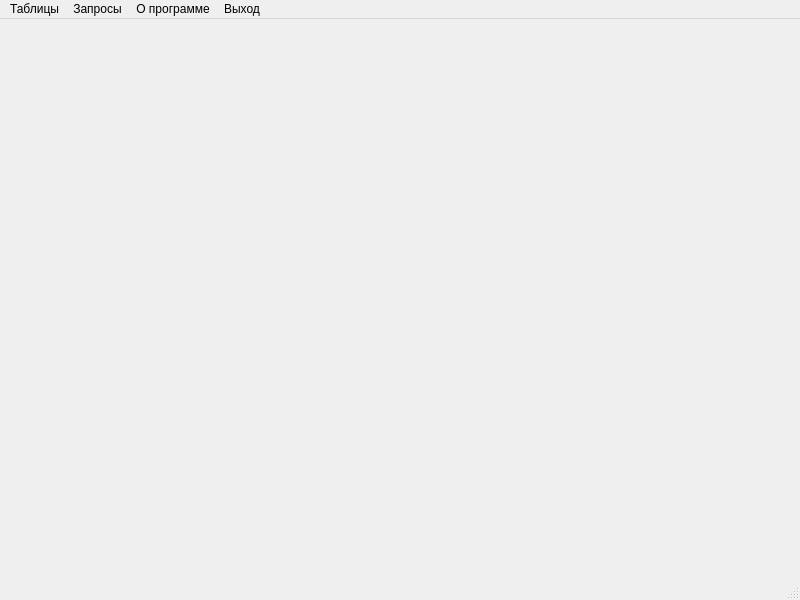
Before: the Qt Designer form forms/commonwindow.ui in haskinthg/KP_CRUD, drawn with Qt 5.
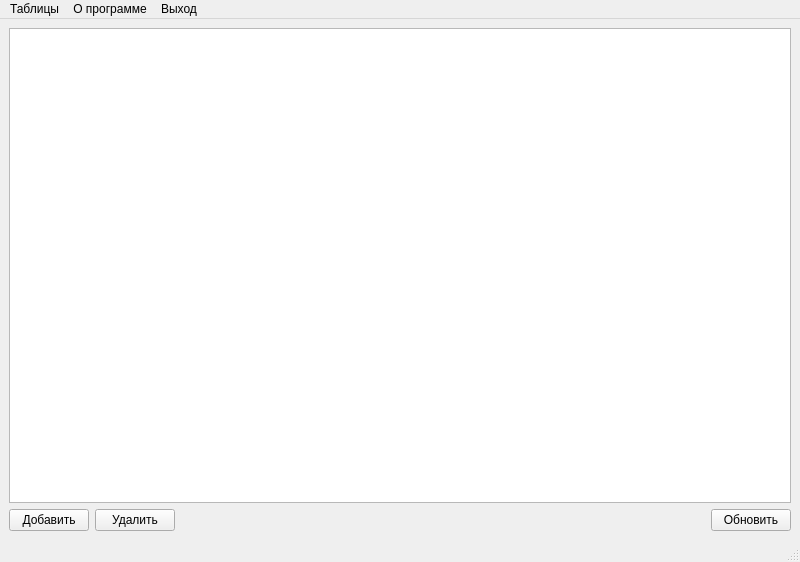
After: the same form once the commit is applied.

Diff of the .ui file:
```diff
--- a/forms/commonwindow.ui
+++ b/forms/commonwindow.ui
@@ -7,27 +7,73 @@
     <x>0</x>
     <y>0</y>
     <width>800</width>
-    <height>600</height>
+    <height>562</height>
    </rect>
   </property>
   <property name="windowTitle">
    <string>Лицензии ПО</string>
   </property>
-  <widget class="QWidget" name="centralwidget"/>
+  <widget class="QWidget" name="centralwidget">
+   <layout class="QVBoxLayout" name="verticalLayout_2">
+    <item>
+     <layout class="QVBoxLayout" name="verticalLayout">
+      <item>
+       <widget class="QTableView" name="tableView"/>
+      </item>
+     </layout>
+    </item>
+    <item>
+     <layout class="QHBoxLayout" name="horizontalLayout">
+      <property name="sizeConstraint">
+       <enum>QLayout::SetDefaultConstraint</enum>
+      </property>
+      <item>
+       <widget class="QPushButton" name="addBtn">
+        <property name="text">
+         <string>Добавить</string>
+        </property>
+       </widget>
+      </item>
+      <item>
+       <widget class="QPushButton" name="detBtn">
+        <property name="text">
+         <string>Удалить</string>
+        </property>
+       </widget>
+      </item>
+      <item>
+       <spacer name="horizontalSpacer">
+        <property name="orientation">
+         <enum>Qt::Horizontal</enum>
+        </property>
+        <property name="sizeHint" stdset="0">
+         <size>
+          <width>40</width>
+          <height>20</height>
+         </size>
+        </property>
+       </spacer>
+      </item>
+      <item>
+       <widget class="QPushButton" name="updateTable">
+        <property name="text">
+         <string>Обновить</string>
+        </property>
+       </widget>
+      </item>
+     </layout>
+    </item>
+   </layout>
+  </widget>
   <widget class="QMenuBar" name="menubar">
    <property name="geometry">
     <rect>
      <x>0</x>
      <y>0</y>
      <width>800</width>
-     <height>22</height>
+     <height>23</height>
     </rect>
    </property>
-   <widget class="QMenu" name="queries">
-    <property name="title">
-     <string>Запросы</string>
-    </property>
-   </widget>
    <widget class="QMenu" name="about">
     <property name="title">
      <string>О программе</string>
@@ -44,7 +90,6 @@
     </property>
    </widget>
    <addaction name="tables"/>
-   <addaction name="queries"/>
    <addaction name="about"/>
    <addaction name="logout"/>
   </widget>
```
Left out of the diff: 24 changed lines with no effect on the pictures.
